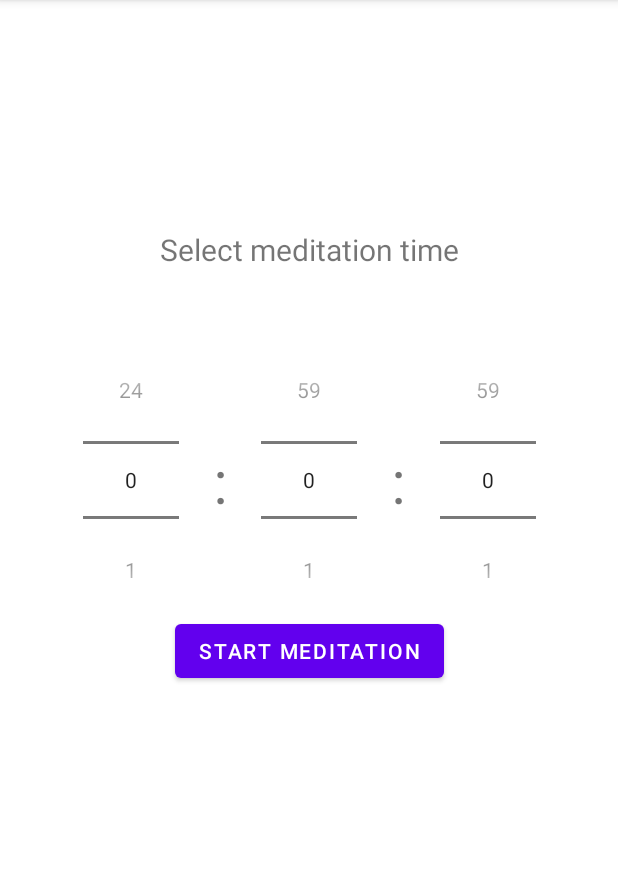
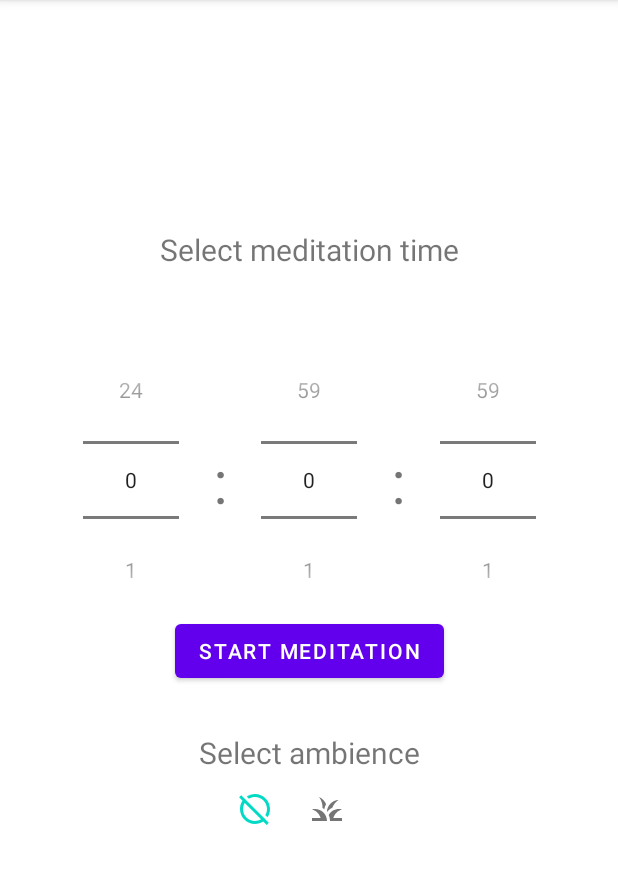
Before and after one commit to zer-ki/JustMeditate, an Android app: the screen it shows after launch (MainActivity), on a phone screen of 412 x 824 dp, the part 84-968 px from its top. Run offline under Robolectric (Android 15) with nearby library versions, the light colour scheme and no system bars.

Commit message:
Add select ambience question to xml

```diff
--- /dev/null
+++ b/app/src/main/res/drawable/ic_empty_checked.xml
@@ -0,0 +1,5 @@
+<vector android:height="24dp" android:tint="#000000"
+    android:viewportHeight="24" android:viewportWidth="24"
+    android:width="24dp" xmlns:android="http://schemas.android.com/apk/res/android">
+    <path android:fillColor="@android:color/white" android:pathData="M2.81,2.81L1.39,4.22l2.27,2.27C2.61,8.07 2,9.96 2,12c0,5.52 4.48,10 10,10c2.04,0 3.93,-0.61 5.51,-1.66l2.27,2.27l1.41,-1.41L2.81,2.81zM12,20c-4.41,0 -8,-3.59 -8,-8c0,-1.48 0.41,-2.86 1.12,-4.06l10.94,10.94C14.86,19.59 13.48,20 12,20zM7.94,5.12L6.49,3.66C8.07,2.61 9.96,2 12,2c5.52,0 10,4.48 10,10c0,2.04 -0.61,3.93 -1.66,5.51l-1.46,-1.46C19.59,14.86 20,13.48 20,12c0,-4.41 -3.59,-8 -8,-8C10.52,4 9.14,4.41 7.94,5.12z"/>
+</vector>
--- /dev/null
+++ b/app/src/main/res/drawable/ic_empty_unchecked.xml
@@ -0,0 +1,5 @@
+<vector android:height="24dp" android:tint="#949494"
+    android:viewportHeight="24" android:viewportWidth="24"
+    android:width="24dp" xmlns:android="http://schemas.android.com/apk/res/android">
+    <path android:fillColor="@android:color/white" android:pathData="M2.81,2.81L1.39,4.22l2.27,2.27C2.61,8.07 2,9.96 2,12c0,5.52 4.48,10 10,10c2.04,0 3.93,-0.61 5.51,-1.66l2.27,2.27l1.41,-1.41L2.81,2.81zM12,20c-4.41,0 -8,-3.59 -8,-8c0,-1.48 0.41,-2.86 1.12,-4.06l10.94,10.94C14.86,19.59 13.48,20 12,20zM7.94,5.12L6.49,3.66C8.07,2.61 9.96,2 12,2c5.52,0 10,4.48 10,10c0,2.04 -0.61,3.93 -1.66,5.51l-1.46,-1.46C19.59,14.86 20,13.48 20,12c0,-4.41 -3.59,-8 -8,-8C10.52,4 9.14,4.41 7.94,5.12z"/>
+</vector>
--- /dev/null
+++ b/app/src/main/res/drawable/ic_grass_checked.xml
@@ -0,0 +1,5 @@
+<vector android:height="24dp" android:tint="#000000"
+    android:viewportHeight="24" android:viewportWidth="24"
+    android:width="24dp" xmlns:android="http://schemas.android.com/apk/res/android">
+    <path android:fillColor="@android:color/white" android:pathData="M12,20H2v-2h5.75l0,0C7.02,15.19 4.81,12.99 2,12.26C2.64,12.1 3.31,12 4,12C8.42,12 12,15.58 12,20zM22,12.26C21.36,12.1 20.69,12 20,12c-2.93,0 -5.48,1.58 -6.88,3.93c0.29,0.66 0.53,1.35 0.67,2.07c0.13,0.65 0.2,1.32 0.2,2h2h6v-2h-5.75C16.98,15.19 19.19,12.99 22,12.26zM15.64,11.02c0.78,-2.09 2.23,-3.84 4.09,-5C15.44,6.16 12,9.67 12,14c0,0.01 0,0.02 0,0.02C12.95,12.75 14.2,11.72 15.64,11.02zM11.42,8.85C10.58,6.66 8.88,4.89 6.7,4C8.14,5.86 9,8.18 9,10.71c0,0.21 -0.03,0.41 -0.04,0.61c0.43,0.24 0.83,0.52 1.22,0.82C10.39,10.96 10.83,9.85 11.42,8.85z"/>
+</vector>
--- /dev/null
+++ b/app/src/main/res/drawable/ic_grass_unchecked.xml
@@ -0,0 +1,5 @@
+<vector android:height="24dp" android:tint="#949494"
+    android:viewportHeight="24" android:viewportWidth="24"
+    android:width="24dp" xmlns:android="http://schemas.android.com/apk/res/android">
+    <path android:fillColor="@android:color/white" android:pathData="M12,20H2v-2h5.75l0,0C7.02,15.19 4.81,12.99 2,12.26C2.64,12.1 3.31,12 4,12C8.42,12 12,15.58 12,20zM22,12.26C21.36,12.1 20.69,12 20,12c-2.93,0 -5.48,1.58 -6.88,3.93c0.29,0.66 0.53,1.35 0.67,2.07c0.13,0.65 0.2,1.32 0.2,2h2h6v-2h-5.75C16.98,15.19 19.19,12.99 22,12.26zM15.64,11.02c0.78,-2.09 2.23,-3.84 4.09,-5C15.44,6.16 12,9.67 12,14c0,0.01 0,0.02 0,0.02C12.95,12.75 14.2,11.72 15.64,11.02zM11.42,8.85C10.58,6.66 8.88,4.89 6.7,4C8.14,5.86 9,8.18 9,10.71c0,0.21 -0.03,0.41 -0.04,0.61c0.43,0.24 0.83,0.52 1.22,0.82C10.39,10.96 10.83,9.85 11.42,8.85z"/>
+</vector>
--- /dev/null
+++ b/app/src/main/res/drawable/selector_empty.xml
@@ -0,0 +1,4 @@
+<?xml version="1.0" encoding="utf-8"?>
+<selector xmlns:android="http://schemas.android.com/apk/res/android">
+    <item android:drawable="@drawable/ic_empty_checked" android:state_checked="true" />
+    <item android:drawable="@drawable/ic_empty_unchecked" android:state_checked="false" /></selector>
--- /dev/null
+++ b/app/src/main/res/drawable/selector_grass.xml
@@ -0,0 +1,4 @@
+<?xml version="1.0" encoding="utf-8"?>
+<selector xmlns:android="http://schemas.android.com/apk/res/android">
+    <item android:drawable="@drawable/ic_grass_checked" android:state_checked="true" />
+    <item android:drawable="@drawable/ic_grass_unchecked" android:state_checked="false" /></selector>
--- a/app/src/main/res/layout/activity_main.xml
+++ b/app/src/main/res/layout/activity_main.xml
@@ -66,4 +66,35 @@
         app:layout_constraintStart_toEndOf="@id/picker_minute"
         app:layout_constraintEnd_toStartOf="@id/picker_second"/>
 
+    <TextView
+        android:id="@+id/ambience_text"
+        android:layout_width="wrap_content"
+        android:layout_height="wrap_content"
+        android:text="Select ambience"
+        android:textSize="20dp"
+        android:layout_marginTop="30dp"
+        app:layout_constraintStart_toStartOf="parent"
+        app:layout_constraintEnd_toEndOf="parent"
+        app:layout_constraintTop_toBottomOf="@id/button_start"/>
+    <RadioGroup
+        android:layout_width="wrap_content"
+        android:layout_height="wrap_content"
+        android:orientation="horizontal"
+        android:checkedButton="@id/radio_button_empty"
+        app:layout_constraintTop_toBottomOf="@id/ambience_text"
+        app:layout_constraintStart_toStartOf="parent"
+        app:layout_constraintEnd_toEndOf="parent">
+        <RadioButton
+            android:id="@+id/radio_button_empty"
+            android:layout_width="wrap_content"
+            android:layout_height="wrap_content"
+            android:button="@drawable/selector_empty"
+            android:layout_weight="1"/>
+        <RadioButton
+            android:id="@+id/radio_button_grass"
+            android:layout_width="wrap_content"
+            android:layout_height="wrap_content"
+            android:button="@drawable/selector_grass"
+            android:layout_weight="1"/>
+    </RadioGroup>
 </androidx.constraintlayout.widget.ConstraintLayout>
```
